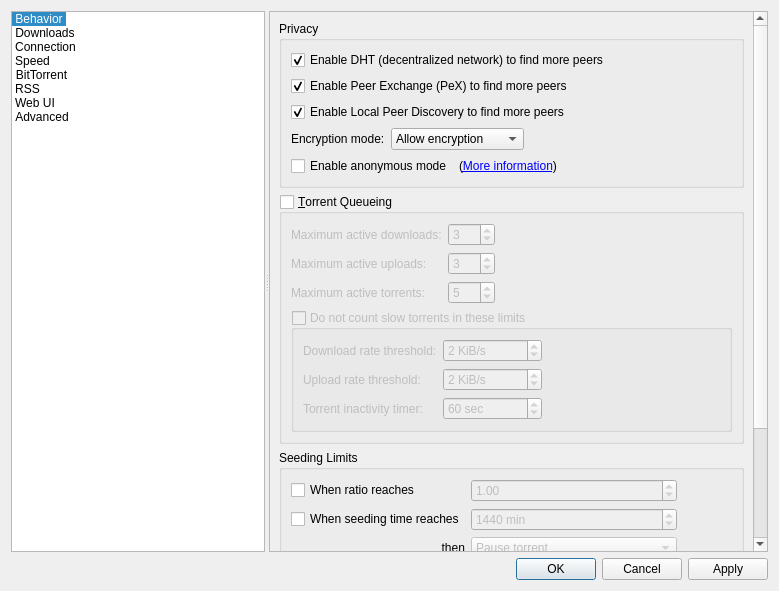
Qt form src/gui/optionsdialog.ui (SysAdminDoc/qBittorrent-Vanced) before a commit.
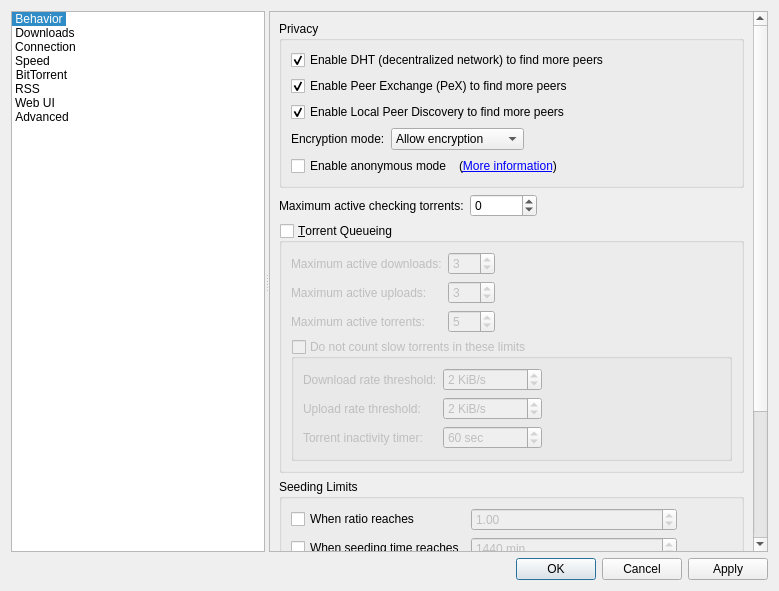
The same form after that commit. The open tabs and pages were chosen to show the change. Custom widgets are drawn as their Qt base class.

Commit message:
Allow setting the number of maximum active checking torrents
This is to allow re-checking of multiple torrents simultaneously. This will benefit users who
have multiple disks or SSD.
Closes #15296.

```diff
--- a/src/gui/optionsdialog.ui
+++ b/src/gui/optionsdialog.ui
@@ -2377,6 +2377,43 @@
               </layout>
              </widget>
             </item>
+            <item>
+             <layout class="QHBoxLayout" name="horizontalLayout_20">
+              <item>
+               <widget class="QLabel" name="labelMaxActiveCheckingTorrents">
+                <property name="text">
+                 <string>Maximum active checking torrents:</string>
+                </property>
+               </widget>
+              </item>
+              <item>
+               <widget class="QSpinBox" name="spinBoxMaxActiveCheckingTorrents">
+                <property name="specialValueText">
+                 <string notr="true">∞</string>
+                </property>
+                <property name="minimum">
+                 <number>-1</number>
+                </property>
+                <property name="maximum">
+                 <number>2147483647</number>
+                </property>
+               </widget>
+              </item>
+              <item>
+               <spacer name="horizontalSpacer_21">
+                <property name="orientation">
+                 <enum>Qt::Horizontal</enum>
+                </property>
+                <property name="sizeHint" stdset="0">
+                 <size>
+                  <width>40</width>
+                  <height>20</height>
+                 </size>
+                </property>
+               </spacer>
+              </item>
+             </layout>
+            </item>
             <item>
              <widget class="QGroupBox" name="checkEnableQueueing">
               <property name="title">
```
The commit also changes 6 other files.
